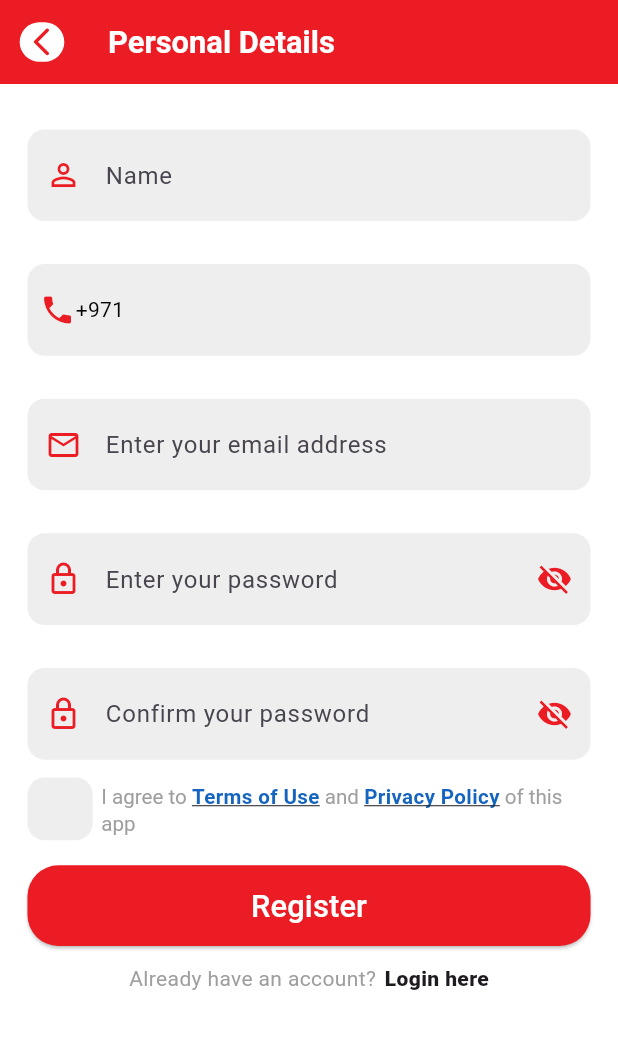
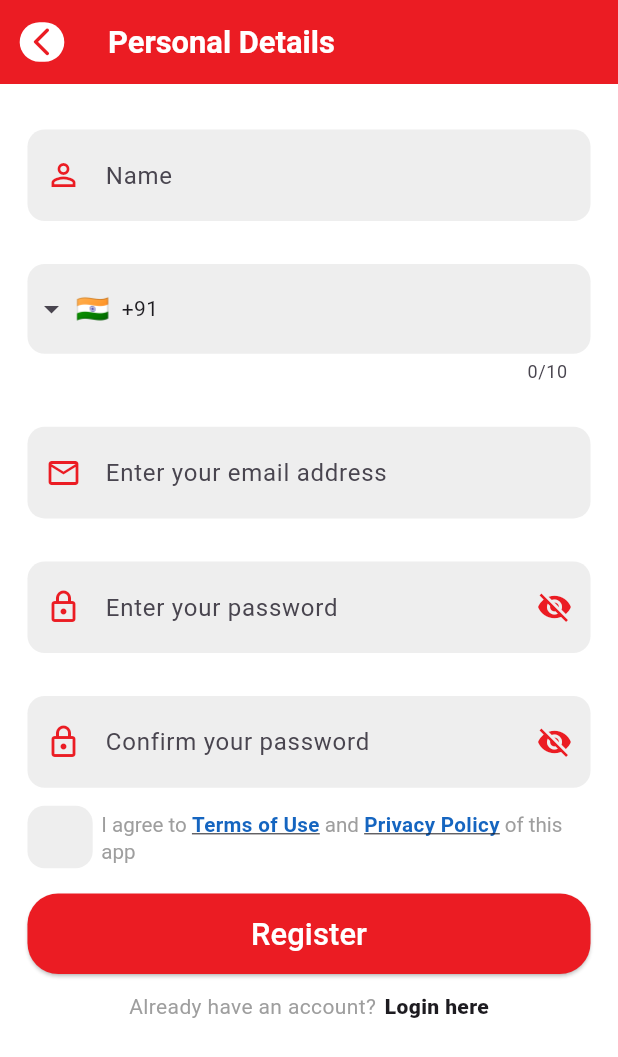
Before and after one commit to Shahwan77/Grocery, a Flutter app: the SignupPage screen opened by its route, on a phone screen of 412 x 824 dp. Shown: the top 1057 px of the screen. Run offline on Flutter 3.47's test engine with Material 3 defaults, Android fonts, the light colour scheme and no system bars; drawn by our look-alikes of intl_phone_field; our stand-ins replace carousel_slider, cloud_firestore, firebase_auth, firebase_core, firebase_messaging, flutter_screenutil and 9 more; missing offline and left inert: firebase_app_check, qr_code_scanner; accounts and stored records are empty; network calls fail; statements that could not run were skipped.

Commit message:
commit2611

```diff
--- a/lib/data/models/models.dart
+++ b/lib/data/models/models.dart
@@ -5,6 +5,7 @@ class Models {
   final int shopId;
   final int productId;
   final String price;
+  final String type;
   final int popular;
   final int discount;
   final String discountType;
@@ -21,6 +22,7 @@ class Models {
     required this.shopId,
     required this.productId,
     required this.price,
+    required this.type,
     required this.popular,
     required this.discount,
     required this.discountType,
@@ -38,6 +40,7 @@ class Models {
       shopId: json['shop_id'] ?? 0,
       productId: json['product_id'] ?? 0,
       price: json['price'] ?? '0.0',
+      type: json['type'] ?? '',
       popular: json['popular'] ?? 0,
       discount: json['discount'] ?? 0,
       discountType: json['discount_type'] ?? '',
@@ -58,6 +61,7 @@ class Models {
 
 class ProductModel {
   final int id;
+  final String type;
   final String name;
   final int categoryId;
   final int? subcategoryId;
@@ -75,6 +79,7 @@ class ProductModel {
   ProductModel({
     required this.id,
     required this.name,
+    required this.type,
     required this.categoryId,
     this.subcategoryId,
     this.description,
@@ -96,6 +101,7 @@ class ProductModel {
 
     return ProductModel(
       id: json['id'] ?? 0,
+      type: json['type'] ?? '',
       name: json['name'] ?? 'Unknown',
       categoryId: json['category_id'] ?? 0,
       subcategoryId: json['subcategory_id'],
--- a/lib/presentation/AJ.dart
+++ b/lib/presentation/AJ.dart
@@ -159,6 +159,7 @@ class AjPage extends StatelessWidget {
                                       ? null // Disable the action if item is already in the cart
                                       : () {
                                     cartController.toggleCart(
+                                        {}.toString(),
                                         product.id, // Product ID
                                         product.name,
                                        product.price,
--- a/lib/presentation/Popular Products/popular_product_page.dart
+++ b/lib/presentation/Popular Products/popular_product_page.dart
@@ -260,6 +260,7 @@ class PopularProductPage extends StatelessWidget {
                                               priceToPost = item.promotionPrice.toString(); // Use promotionPrice if it's not null
                                             }
                                             cartController.toggleCart(
+                                              {}.toString(),
                                               item.id,
                                               item.product.name,
                                               priceToPost,
--- a/lib/presentation/Popular Products/popular_products_view.dart
+++ b/lib/presentation/Popular Products/popular_products_view.dart
@@ -192,6 +192,7 @@ class PopularProductsView extends StatelessWidget {
                                           ? null
                                           : () {
                                         cartController.toggleCart(
+                                          {}.toString(),
                                           item.id,
                                           item.product.name,
                                           priceToPost,
--- a/lib/presentation/Promotions/promotion_product.dart
+++ b/lib/presentation/Promotions/promotion_product.dart
@@ -173,6 +173,7 @@ class PromoProductsPage extends StatelessWidget {
                                           ? null
                                           : () {
                                         cartController.toggleCart(
+                                          {}.toString(),
                                           item.id,
                                           item.product.name,
                                           priceToPost,
--- a/lib/presentation/Search/search_page.dart
+++ b/lib/presentation/Search/search_page.dart
@@ -171,6 +171,7 @@ class SearchPage extends StatelessWidget {
                                         return GestureDetector(
                                           onTap: isInCart ? null : () {
                                             cartController.toggleCart(
+                                                {}.toString(),
                                                 product.id,
                                                 product.product.name,
                                                 product.promotionPrice.toString(),
--- a/lib/presentation/Top Discount Products/top_discount_page.dart
+++ b/lib/presentation/Top Discount Products/top_discount_page.dart
@@ -260,6 +260,7 @@ class TopDiscountPage extends StatelessWidget {
                                               ? null
                                               : () {
                                             cartController.toggleCart(
+                                              {}.toString(),
                                               item.id,
                                               item.product.name,
                                               priceToPost,
--- a/lib/presentation/Top Discount Products/top_discount_view.dart
+++ b/lib/presentation/Top Discount Products/top_discount_view.dart
@@ -190,6 +190,7 @@ class TopDiscountView extends StatelessWidget {
                                           ? null
                                           : () {
                                         cartController.toggleCart(
+                                          {}.toString(),
                                           item.id,
                                           item.product.name,
                                           priceToPost,
--- a/lib/presentation/delas.dart
+++ b/lib/presentation/delas.dart
@@ -126,6 +126,7 @@ class DealsPage extends StatelessWidget {
                                         ? null
                                         : () {
                                       cartController.toggleCart(
+                                        {}.toString(),
                                         deal.product.id,
                                         deal.product.name,
                                         deal.promotionPrice as String,
--- a/lib/presentation/organic/organic_page.dart
+++ b/lib/presentation/organic/organic_page.dart
@@ -192,6 +192,7 @@ class SubcategoryPage extends StatelessWidget {
                                         ? null // Disable the action if item is already in the cart
                                         : () {
                                       cartController.toggleCart(
+                                          {}.toString(),
                                         product.id, // Product ID
                                         product.product.name,
                                         product.product.price,
--- a/lib/presentation/sign_up_screen/page/signup_page.dart
+++ b/lib/presentation/sign_up_screen/page/signup_page.dart
@@ -55,48 +55,48 @@ class SignupPage extends StatelessWidget {
                 hint: 'Name',
               ),
               SizedBox(height: 24.h),
-              // IntlPhoneField(
+              IntlPhoneField(
+                controller: signupController.mobileNoController,
+                decoration: InputDecoration(
+                  contentPadding: EdgeInsets.symmetric(horizontal: 10.w, vertical: 15.h),
+                  fillColor: Colors.grey.shade200,
+                  filled: true,
+                  border: OutlineInputBorder(
+                    borderRadius: BorderRadius.circular(10.r),
+                    borderSide: BorderSide.none,
+                  ),
+                ),
+                initialCountryCode: 'IN',
+                onChanged: (phone) {
+                  signupController.selectedCountryCode.value = phone.countryCode; // Store the country code
+                },
+              ),
+
+
+              // CustomTextfield(
               //   controller: signupController.mobileNoController,
-              //   decoration: InputDecoration(
-              //     contentPadding: EdgeInsets.symmetric(horizontal: 10.w, vertical: 15.h),
-              //     fillColor: Colors.grey.shade200,
-              //     filled: true,
-              //     border: OutlineInputBorder(
-              //       borderRadius: BorderRadius.circular(10.r),
-              //       borderSide: BorderSide.none,
+              //   fillclr: Colors.grey.shade200,
+              //   bdrds: 10.r,
+              //   preffix: Padding(
+              //     padding: const EdgeInsets.all(8.0),
+              //     child: Row(
+              //       mainAxisSize: MainAxisSize.min,
+              //       children: [
+              //         //Image.asset('assets/uae.png',width: 20.w,),
+              //         Icon(Icons.phone, color: Color(0xFFEB1C23)),
+              //         Text(
+              //           '+971 ',  // Static UAE country code
+              //           style: TextStyle(color: Colors.black),
+              //         ),
+              //       ],
               //     ),
               //   ),
-              //   initialCountryCode: 'IN',
-              //   onChanged: (phone) {
-              //     signupController.selectedCountryCode.value = phone.countryCode; // Store the country code
+              //  // hint: 'Enter your phone number',
+              //   keytype: TextInputType.phone,
+              //   onchange: (value) {
+              //     signupController.selectedCountryCode.value = '+971'; // Store the UAE country code
               //   },
               // ),
-
-
-              CustomTextfield(
-                controller: signupController.mobileNoController,
-                fillclr: Colors.grey.shade200,
-                bdrds: 10.r,
-                preffix: Padding(
-                  padding: const EdgeInsets.all(8.0),
-                  child: Row(
-                    mainAxisSize: MainAxisSize.min,
-                    children: [
-                      //Image.asset('assets/uae.png',width: 20.w,),
-                      Icon(Icons.phone, color: Color(0xFFEB1C23)),
-                      Text(
-                        '+971 ',  // Static UAE country code
-                        style: TextStyle(color: Colors.black),
-                      ),
-                    ],
-                  ),
-                ),
-               // hint: 'Enter your phone number',
-                keytype: TextInputType.phone,
-                onchange: (value) {
-                  signupController.selectedCountryCode.value = '+971'; // Store the UAE country code
-                },
-              ),
 
               SizedBox(height: 24.h),
               CustomTextfield(
```
Also changed, not shown: lib/presentation/Cart/cart_controller.dart (+41 -23 lines), lib/presentation/Cart/cart_page.dart (+13 -3 lines), lib/presentation/Categories/categories_detail.dart (+11 -5 lines), lib/presentation/sign_in_screen/controller/login_controller.dart (+10 -1 lines), lib/presentation/sign_up_screen/controller/signup_controller.dart (+4 -3 lines).
